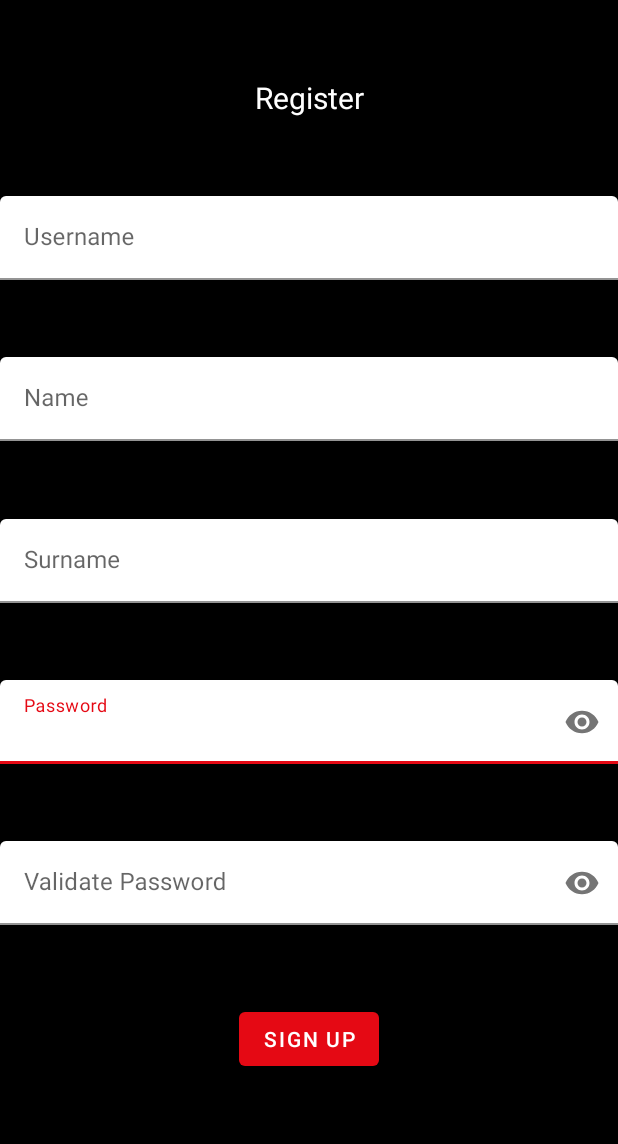
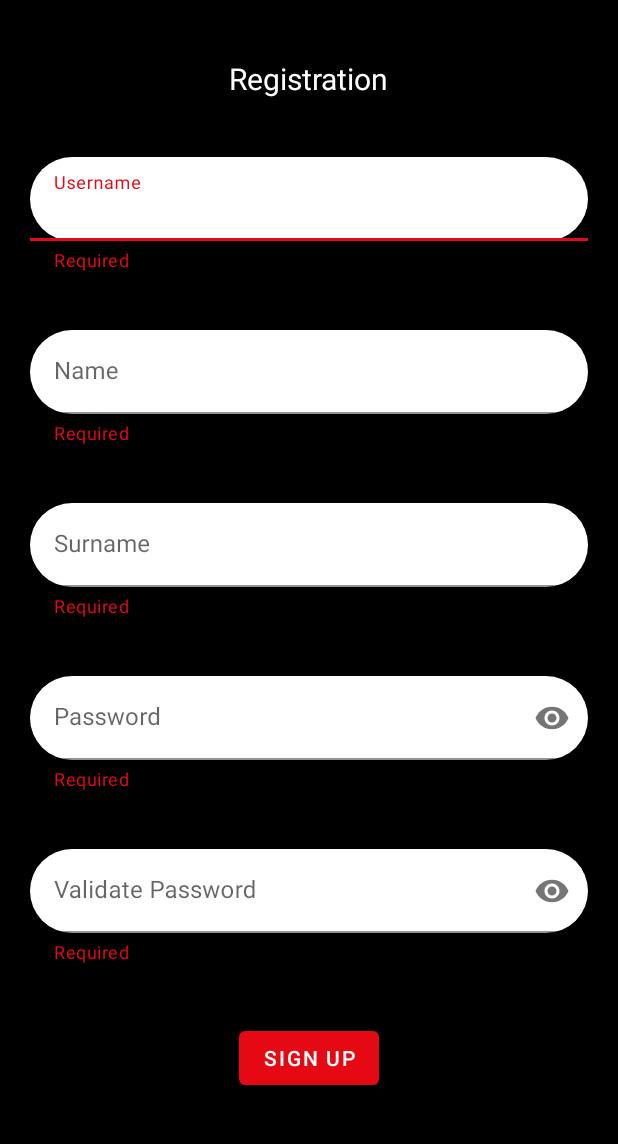
Before and after one commit to AntonisAthanasiadis/Foodflix, an Android app: the RegistrationActivity screen opened directly, with no data from a screen before it, on a phone screen of 412 x 824 dp, the part 84-1228 px from its top. Run offline under Robolectric (Android 15) with nearby library versions, the phone set to English and light mode, and no system bars; 2 statements that could not run were skipped.

Commit message:
Right justificaton in Registration page UI Connection SignUpButton -> Registration page Round corners and margins in  Registration page Required fields Notifications in Registration page

```diff
--- a/app/src/main/java/org/future/foodflix/MainActivity.java
+++ b/app/src/main/java/org/future/foodflix/MainActivity.java
@@ -2,6 +2,7 @@ package org.future.foodflix;
 
 import androidx.annotation.Nullable;
 import androidx.appcompat.app.AppCompatActivity;
+import androidx.core.view.accessibility.AccessibilityViewCommand;
 
 import android.content.Intent;
 import android.os.Bundle;
@@ -48,7 +49,6 @@ public class MainActivity extends BaseActivities {
                 startActivityForResult(intent,1000);
 
             }
-
         });
         Button forgotbtn =findViewById(R.id.forgotbtn);
         forgotbtn.setOnClickListener(new View.OnClickListener() {
@@ -56,6 +56,20 @@ public class MainActivity extends BaseActivities {
             public void onClick(View v) {
                 Log.e("APP","Forgot button clicked");
                 Toast.makeText(MainActivity.this,"Forgot button clicked",Toast.LENGTH_SHORT).show();
+            }
+        });
+
+        Button noAccount = findViewById(R.id.NoAccountbtn);
+        noAccount.setOnClickListener(new View.OnClickListener() {
+            @Override
+            public void onClick(View v) {
+                if (isDestroyed()||isFinishing()){
+                    return;
+                }
+                Snackbar.make(v,"You want to make a new account? Don't worry!", Snackbar.LENGTH_SHORT).show();
+                Intent intent = new Intent(MainActivity.this,RegistrationActivity.class);
+                intent.putExtra("name","Hungry");
+                startActivityForResult(intent,2000);
             }
         });
     }
--- a/app/src/main/java/org/future/foodflix/RegistrationActivity.java
+++ b/app/src/main/java/org/future/foodflix/RegistrationActivity.java
@@ -1,8 +1,16 @@
 package org.future.foodflix;
 
+import androidx.annotation.Nullable;
 import androidx.appcompat.app.AppCompatActivity;
 
 import android.os.Bundle;
+import android.util.Log;
+import android.widget.TextView;
+import android.widget.Toast;
+
+import com.google.android.material.snackbar.Snackbar;
+import com.google.android.material.textfield.TextInputEditText;
+import com.google.android.material.textfield.TextInputLayout;
 
 public class RegistrationActivity extends AppCompatActivity {
 
@@ -10,5 +18,49 @@ public class RegistrationActivity extends AppCompatActivity {
     protected void onCreate(Bundle savedInstanceState) {
         super.onCreate(savedInstanceState);
         setContentView(R.layout.activity_registration);
+        getBaseContext().getResources().getString(R.string.app_name);
+    }
+
+    @Override
+    protected void onPostCreate(@Nullable Bundle savedInstanceState) {
+        super.onPostCreate(savedInstanceState);
+        String name = getIntent().getExtras().getString("name");
+        Log.d("App",name);
+    }
+
+    @Override
+    protected void onResume() {
+        super.onResume();
+        String name = getIntent().getExtras().getString("name");
+        Log.d("App",name);
+    }
+
+    @Override
+    protected void onPostResume() {
+        super.onPostResume();
+    }
+
+    @Override
+    protected void onPause() {
+        super.onPause();
+    }
+
+    @Override
+    protected void onStop() {
+        super.onStop();
+    }
+
+    private boolean secondTap=false;
+
+    @Override
+    public void onBackPressed() {
+        Toast.makeText(RegistrationActivity.this, "Please complete this form.", Toast.LENGTH_SHORT).show();
+        if (secondTap==true){
+            super.onBackPressed();
+        }
+        else{
+            secondTap=true;
+        }
+
     }
 }
--- a/app/src/main/res/layout/activity_main.xml
+++ b/app/src/main/res/layout/activity_main.xml
@@ -115,7 +115,7 @@
         android:id="@+id/forgotbtn"
         android:text="@string/forgot"
         android:backgroundTint="@color/black"
-        android:textSize="10sp"
+        android:textSize="@dimen/smallText"
         android:textColor="@color/white"
         app:layout_constraintTop_toBottomOf="@id/NoAccountbtn"
         app:layout_constraintRight_toRightOf="parent"
--- a/app/src/main/res/layout/activity_registration.xml
+++ b/app/src/main/res/layout/activity_registration.xml
@@ -7,8 +7,89 @@
     android:background="@color/black"
     tools:context=".RegistrationActivity">
 
+    <TextView
+        android:id="@+id/Register"
+        android:layout_width="wrap_content"
+        android:layout_height="wrap_content"
+        android:text="@string/Register"
+        android:textSize="20sp"
+        android:textColor="@color/white"
+        app:layout_constraintTop_toTopOf="parent"
+        app:layout_constraintBottom_toTopOf="@id/Username"
+        app:layout_constraintRight_toRightOf="parent"
+        app:layout_constraintLeft_toLeftOf="parent"/>
+
 
     <com.google.android.material.textfield.TextInputLayout
+        app:helperText="@string/required"
+        app:helperTextTextColor="@color/lRed"
+        android:id="@+id/Username"
+        android:layout_width="match_parent"
+        android:layout_height="wrap_content"
+        app:boxBackgroundColor="@color/white"
+        app:layout_constraintTop_toBottomOf="@id/Register"
+        app:layout_constraintBottom_toTopOf="@id/Name"
+        app:boxCornerRadiusBottomStart="@dimen/med_pad"
+        app:boxCornerRadiusBottomEnd="@dimen/med_pad"
+        app:boxCornerRadiusTopStart="@dimen/med_pad"
+        app:boxCornerRadiusTopEnd="@dimen/med_pad"
+        android:layout_marginRight="20dp"
+        android:layout_marginLeft="20dp">
+
+    <com.google.android.material.textfield.TextInputEditText
+        android:layout_width="match_parent"
+        android:layout_height="wrap_content"
+        android:hint="@string/Username" />
+    </com.google.android.material.textfield.TextInputLayout>
+
+    <com.google.android.material.textfield.TextInputLayout
+        app:helperText="@string/required"
+        app:helperTextTextColor="@color/lRed"
+        android:id="@+id/Name"
+        android:layout_width="match_parent"
+        android:layout_height="wrap_content"
+        app:layout_constraintTop_toBottomOf="@id/Username"
+        app:layout_constraintBottom_toTopOf="@id/Surname"
+        app:boxBackgroundColor="@color/white"
+        app:boxCornerRadiusBottomStart="@dimen/med_pad"
+        app:boxCornerRadiusBottomEnd="@dimen/med_pad"
+        app:boxCornerRadiusTopStart="@dimen/med_pad"
+        app:boxCornerRadiusTopEnd="@dimen/med_pad"
+        android:layout_marginRight="20dp"
+        android:layout_marginLeft="20dp"
+        >
+
+        <com.google.android.material.textfield.TextInputEditText
+            android:layout_width="match_parent"
+            android:layout_height="wrap_content"
+            android:hint="@string/Name" />
+    </com.google.android.material.textfield.TextInputLayout>
+
+    <com.google.android.material.textfield.TextInputLayout
+        app:helperText="@string/required"
+        app:helperTextTextColor="@color/lRed"
+        android:id="@+id/Surname"
+        android:layout_width="match_parent"
+        android:layout_height="wrap_content"
+        app:boxBackgroundColor="@color/white"
+        app:layout_constraintTop_toBottomOf="@id/Name"
+        app:layout_constraintBottom_toTopOf="@id/loginPasswordLayout"
+        app:boxCornerRadiusBottomStart="@dimen/med_pad"
+        app:boxCornerRadiusBottomEnd="@dimen/med_pad"
+        app:boxCornerRadiusTopStart="@dimen/med_pad"
+        app:boxCornerRadiusTopEnd="@dimen/med_pad"
+        android:layout_marginRight="20dp"
+        android:layout_marginLeft="20dp">
+
+        <com.google.android.material.textfield.TextInputEditText
+            android:layout_width="match_parent"
+            android:layout_height="wrap_content"
+            android:hint="@string/Surname" />
+    </com.google.android.material.textfield.TextInputLayout>
+
+    <com.google.android.material.textfield.TextInputLayout
+        app:helperText="@string/required"
+        app:helperTextTextColor="@color/lRed"
         android:id="@+id/loginPasswordLayout"
         android:layout_width="match_parent"
         android:layout_height="wrap_content"
@@ -16,7 +97,13 @@
         app:boxBackgroundColor="@color/white"
         app:passwordToggleEnabled="true"
         app:layout_constraintTop_toBottomOf="@id/Surname"
-        app:layout_constraintBottom_toTopOf="@id/ValidPass">
+        app:layout_constraintBottom_toTopOf="@id/ValidPass"
+        app:boxCornerRadiusBottomStart="@dimen/med_pad"
+        app:boxCornerRadiusBottomEnd="@dimen/med_pad"
+        app:boxCornerRadiusTopStart="@dimen/med_pad"
+        app:boxCornerRadiusTopEnd="@dimen/med_pad"
+        android:layout_marginRight="20dp"
+        android:layout_marginLeft="20dp">
 
         <com.google.android.material.textfield.TextInputEditText
             android:id="@+id/passwordInput"
@@ -25,82 +112,35 @@
             android:inputType="textPassword" />
     </com.google.android.material.textfield.TextInputLayout>
 
-    <TextView
-        android:id="@+id/textView"
-        android:layout_width="wrap_content"
-        android:layout_height="wrap_content"
-        android:text="Register"
-        android:textSize="20sp"
-        android:textColor="@color/white"
-        app:layout_constraintTop_toTopOf="parent"
-        app:layout_constraintBottom_toTopOf="@id/Username"
-        app:layout_constraintRight_toRightOf="parent"
-        app:layout_constraintLeft_toLeftOf="parent"/>
-
     <com.google.android.material.textfield.TextInputLayout
-        android:id="@+id/Name"
-        android:layout_width="match_parent"
-        android:layout_height="wrap_content"
-        app:layout_constraintTop_toBottomOf="@id/Username"
-        app:layout_constraintBottom_toTopOf="@id/Surname"
-        app:boxBackgroundColor="@color/white"
-        >
-
-        <com.google.android.material.textfield.TextInputEditText
-            android:layout_width="match_parent"
-            android:layout_height="wrap_content"
-            android:hint="Name" />
-    </com.google.android.material.textfield.TextInputLayout>
-
-    <com.google.android.material.textfield.TextInputLayout
-        android:id="@+id/Username"
-        android:layout_width="match_parent"
-        android:layout_height="wrap_content"
-        app:boxBackgroundColor="@color/white"
-        app:layout_constraintTop_toBottomOf="@id/textView"
-        app:layout_constraintBottom_toTopOf="@id/Name">
-
-        <com.google.android.material.textfield.TextInputEditText
-            android:layout_width="match_parent"
-            android:layout_height="wrap_content"
-            android:hint="Username" />
-    </com.google.android.material.textfield.TextInputLayout>
-
-    <com.google.android.material.textfield.TextInputLayout
-        android:id="@+id/Surname"
-        android:layout_width="match_parent"
-        android:layout_height="wrap_content"
-        app:boxBackgroundColor="@color/white"
-        app:layout_constraintTop_toBottomOf="@id/Name"
-        app:layout_constraintBottom_toTopOf="@id/loginPasswordLayout">
-
-        <com.google.android.material.textfield.TextInputEditText
-            android:layout_width="match_parent"
-            android:layout_height="wrap_content"
-            android:hint="Surname" />
-    </com.google.android.material.textfield.TextInputLayout>
-
-    <com.google.android.material.textfield.TextInputLayout
+        app:helperText="@string/required"
+        app:helperTextTextColor="@color/lRed"
         android:id="@+id/ValidPass"
         android:layout_width="match_parent"
         android:layout_height="wrap_content"
         app:boxBackgroundColor="@color/white"
         app:layout_constraintTop_toBottomOf="@id/loginPasswordLayout"
-        app:layout_constraintBottom_toTopOf="@id/button"
-        app:passwordToggleEnabled="true">
+        app:layout_constraintBottom_toTopOf="@id/signUp"
+        app:passwordToggleEnabled="true"
+        app:boxCornerRadiusBottomStart="@dimen/med_pad"
+        app:boxCornerRadiusBottomEnd="@dimen/med_pad"
+        app:boxCornerRadiusTopStart="@dimen/med_pad"
+        app:boxCornerRadiusTopEnd="@dimen/med_pad"
+        android:layout_marginRight="20dp"
+        android:layout_marginLeft="20dp">
 
         <com.google.android.material.textfield.TextInputEditText
             android:layout_width="match_parent"
             android:layout_height="wrap_content"
-            android:hint="Validate Password"
+            android:hint="@string/ValidPassword"
             android:inputType="textPassword"/>
     </com.google.android.material.textfield.TextInputLayout>
 
     <Button
-        android:id="@+id/button"
+        android:id="@+id/signUp"
         android:layout_width="wrap_content"
         android:layout_height="wrap_content"
-        android:text="Sign Up"
+        android:text="@string/SignUp"
         app:layout_constraintTop_toBottomOf="@id/ValidPass"
         app:layout_constraintBottom_toBottomOf="parent"
         app:layout_constraintRight_toRightOf="parent"
--- a/app/src/main/res/values/dimens.xml
+++ b/app/src/main/res/values/dimens.xml
@@ -2,4 +2,5 @@
 <resources>
     <dimen name="med_pad">35dp</dimen>
     <dimen name="min_pad">16dp</dimen>
-</resources>>
+    <dimen name="smallText">10sp</dimen>
+</resources>
--- a/app/src/main/res/values/strings.xml
+++ b/app/src/main/res/values/strings.xml
@@ -7,4 +7,10 @@
     <string name="loginbtn">Login</string>
     <string name="NoAccount">Create A New Account</string>
     <string name="Joke">Joke, laugh or leave</string>
+    <string name="Register">Registration</string>
+    <string name="Name">Name</string>
+    <string name="Surname">Surname</string>
+    <string name="ValidPassword">Validate Password</string>
+    <string name="SignUp">Sign Up</string>
+    <string name="required">Required</string>
 </resources>
```
